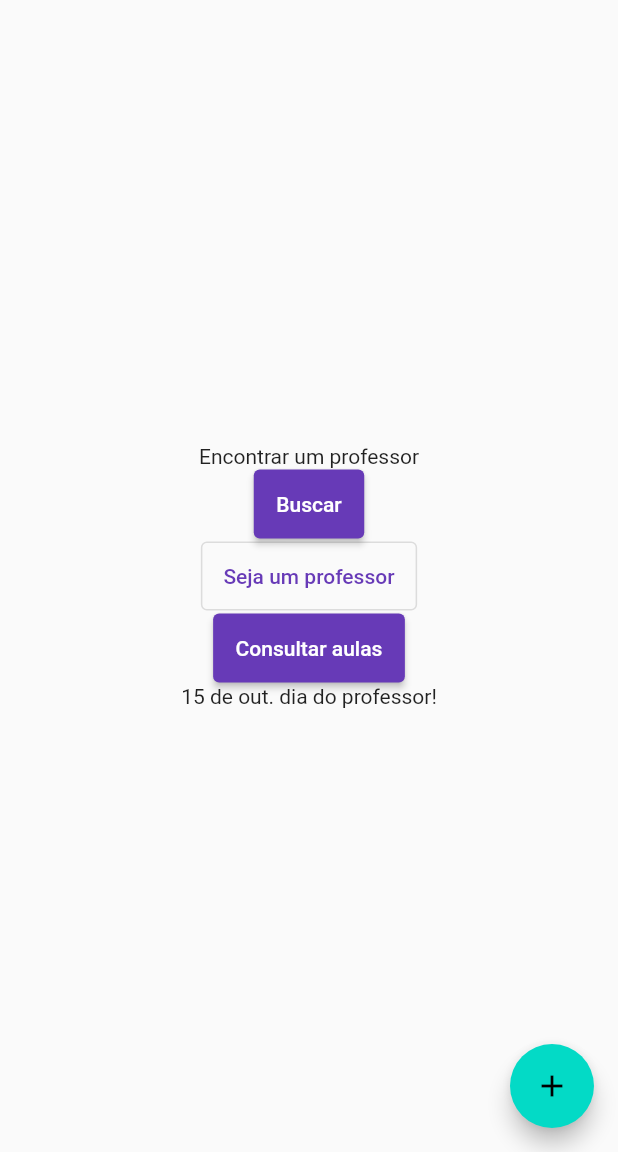
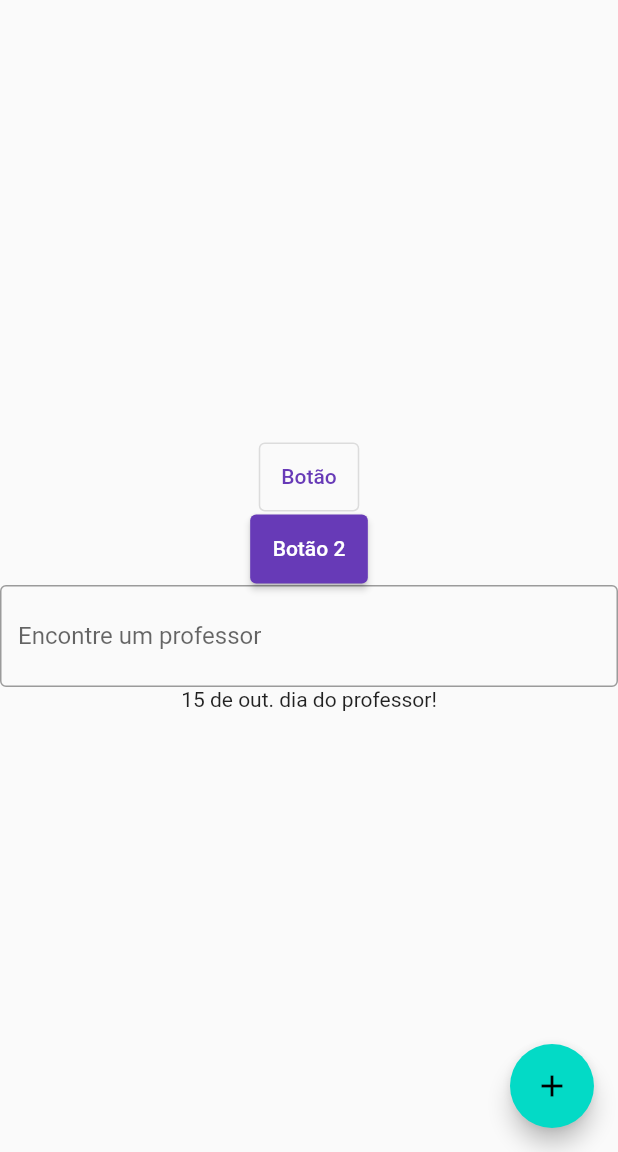
Before and after one commit to irisrichardt/findteacher, a Flutter app: the screen it shows after launch, on a phone screen of 412 x 824 dp, the part 84-1236 px from its top. Run offline on Flutter 3.47's test engine with Material 2 defaults, Android fonts, the phone set to English and light mode, and no system bars.

Commit message:
main
criando alguns componentes

```diff
--- a/lib/app/components/ft_text_form_field.dart
+++ b/lib/app/components/ft_text_form_field.dart
@@ -1,24 +1,39 @@
 import 'package:flutter/cupertino.dart';
 import 'package:flutter/material.dart';
+import 'package:flutter/services.dart';
 import 'package:flutter/src/foundation/key.dart';
 import 'package:flutter/src/widgets/framework.dart';
 
 class FTTextFormField extends StatelessWidget {
-  final EdgeInsetsGeometry padding;
+  final EdgeInsetsGeometry? padding;
   final String? Function(String?)? validator;
   final TextEditingController? controller;
   final void Function(String)? onChanged;
   final TextInputType? keyboardType;
   final bool obscureText;
+  final String? initialValue;
+  final void Function()? onTap;
+  final List<TextInputFormatter>? inputFormatters;
+  final Widget? suffix;
+  final Color? fillColor;
+  final bool? isDense;
+  final String? label;
 
   const FTTextFormField({
     Key? key,
-    required this.padding,
+    this.padding,
     this.validator,
     this.controller,
     this.onChanged,
     this.keyboardType,
     this.obscureText = false,
+    this.initialValue,
+    this.onTap,
+    this.inputFormatters,
+    this.suffix,
+    this.fillColor,
+    this.isDense,
+    this.label,
   }) : super(key: key);
 
   @override
@@ -31,6 +46,16 @@ class FTTextFormField extends StatelessWidget {
         onChanged: onChanged,
         keyboardType: keyboardType,
         obscureText: obscureText,
+        initialValue: initialValue,
+        onTap: onTap,
+        inputFormatters: inputFormatters,
+        decoration: InputDecoration(
+          border: const OutlineInputBorder(),
+          suffix: suffix,
+          fillColor: fillColor,
+          isDense: isDense,
+          label: Text(label ?? ''),
+        ),
       ),
     );
   }
--- /dev/null
+++ b/lib/app/components/ft_text_form_search.dart
@@ -0,0 +1,17 @@
+import 'package:flutter/material.dart';
+import 'package:findteacher/app/components/ft_text_form_field.dart';
+
+class FTTextFormField extends StatelessWidget {
+  final EdgeInsetsGeometry? padding;
+
+  const FTTextFormField({
+    Key? key,
+    this.padding}) : super(key: key);
+
+  @override
+  Widget build(BuildContext context) {
+    return FTTextFormField(
+      padding: padding,
+    );
+  }
+}
--- a/lib/main.dart
+++ b/lib/main.dart
@@ -1,3 +1,4 @@
+import 'package:findteacher/app/components/ft_text_form_field.dart';
 import 'package:findteacher/theme/theme_data.dart';
 import 'package:flutter/material.dart';
 
@@ -49,12 +50,19 @@ class _MyHomePageState extends State<MyHomePage> {
         child: Column(
           mainAxisAlignment: MainAxisAlignment.center,
           children: <Widget>[
-             const Text(
-              'Encontrar um professor',
-            ),
-            ElevatedButton(onPressed: () {}, child: Text('Buscar')),
-            OutlinedButton(onPressed: () {}, child: Text('Seja um professor')),
-            ElevatedButton(onPressed: () {}, child: Text('Consultar aulas')),
+            //  const Text(
+            //   'Encontrar um professor',
+            // ),
+            // ElevatedButton(onPressed: () {}, child: Text('Buscar')),
+            // OutlinedButton(onPressed: () {}, child: Text('Seja um professor')),
+            // ElevatedButton(onPressed: () {}, child: Text('Consultar aulas')),
+            // const Text(
+            //   '15 de out. dia do professor!'
+            // ),
+
+            OutlinedButton(onPressed: () {}, child: Text('Botão')),
+            ElevatedButton(onPressed: () {}, child: Text('Botão 2')),
+            FTTextFormField(suffix: Icon(Icons.search), label: 'Encontre um professor',),
             const Text(
               '15 de out. dia do professor!'
             ),
```
